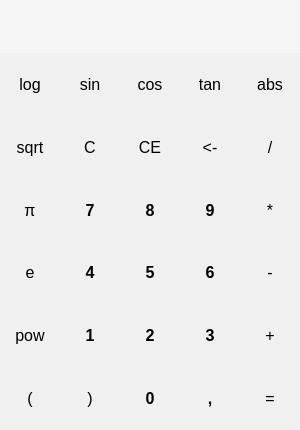
Before: the Qt Designer form mainwindow.ui in Octtoc/QT-Calc, drawn with Qt 5.
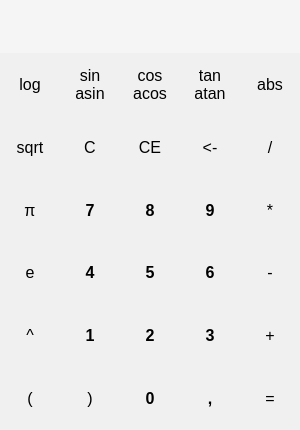
After: the same form once the commit is applied. Custom widgets are drawn as their Qt base class.

Commit message: base for multifunctional button

```diff
--- a/mainwindow.ui
+++ b/mainwindow.ui
@@ -485,7 +485,8 @@
          </font>
         </property>
         <property name="text">
-         <string>sin</string>
+         <string>sin
+asin</string>
         </property>
        </widget>
       </item>
@@ -503,7 +504,8 @@
          </font>
         </property>
         <property name="text">
-         <string>cos</string>
+         <string>cos
+acos</string>
         </property>
        </widget>
       </item>
@@ -521,7 +523,8 @@
          </font>
         </property>
         <property name="text">
-         <string>tan</string>
+         <string>tan
+atan</string>
         </property>
        </widget>
       </item>
@@ -611,7 +614,7 @@
          </font>
         </property>
         <property name="text">
-         <string>pow</string>
+         <string>^</string>
         </property>
        </widget>
       </item>
@@ -671,6 +674,11 @@
    <extends>QPushButton</extends>
    <header>CButton.h</header>
   </customwidget>
+  <customwidget>
+   <class>CMultifunctionalButton</class>
+   <extends>QPushButton</extends>
+   <header>cmultifunctionalbutton.h</header>
+  </customwidget>
  </customwidgets>
  <tabstops>
   <tabstop>pushButton_number1</tabstop>
```
Left out of the diff: 6 changed lines with no effect on the pictures. The commit also changes 4 other files.
